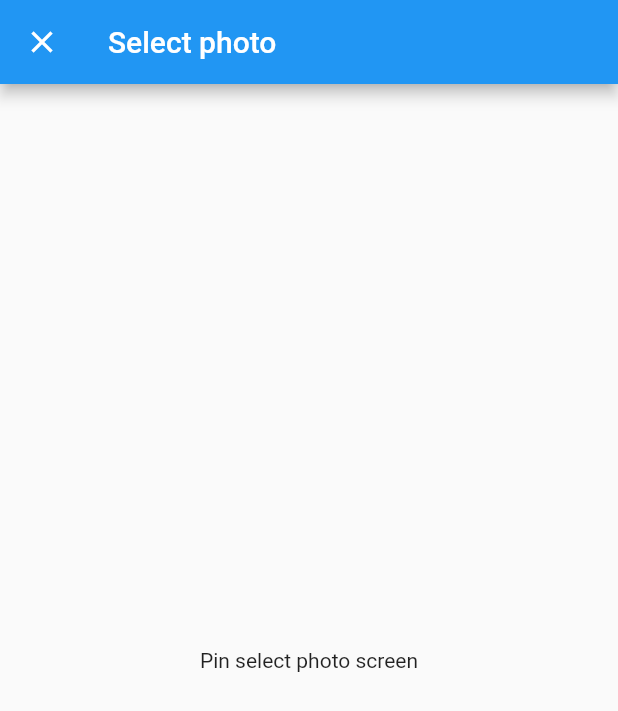
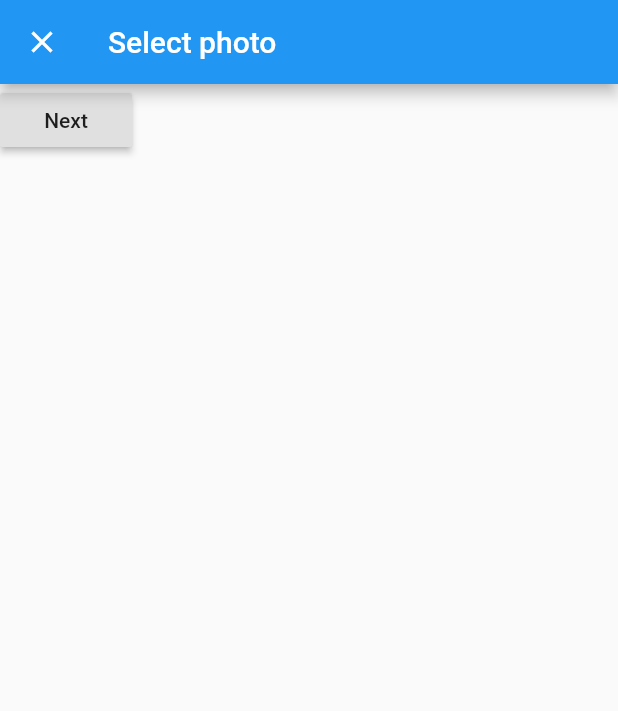
Before and after one commit to team-e-org/mobile, a Flutter app: the PinSelectPhotoScreen screen opened by its route, on a phone screen of 412 x 824 dp. Shown: the top 711 px of the screen. Run offline on Flutter 3.47's test engine with Material 2 defaults, Android fonts, the phone set to English and light mode, and no system bars; generated files the repository leaves out were written again.

Commit message:
Implement create pin navigation

```diff
--- a/lib/main.dart
+++ b/lib/main.dart
@@ -21,7 +21,7 @@ class MyApp extends StatelessWidget {
       onGenerateRoute: (RouteSettings settings) {
         switch (settings.name) {
           case '/':
-            return _pageRoute(RootScreen());
+            return _pageRoute(RootScreen(), name: '/');
           // Pin
           case '/pin/detail':
             return _pageRoute(PinDetailScreen());
@@ -38,7 +38,10 @@ class MyApp extends StatelessWidget {
           case '/new/board':
             return _pageRoute(NewBoardScreen());
           case '/new/pin/select-photo':
-            return _pageRoute(PinSelectPhotoScreen(), fullScreenDialog: true);
+            return _pageRoute(
+              PinSelectPhotoScreen(),
+              fullScreenDialog: true,
+            );
           case '/new/pin/edit':
             return _pageRoute(PinEditScreen());
           case '/new/pin/select-board':
@@ -50,8 +53,15 @@ class MyApp extends StatelessWidget {
     );
   }
 
-  MaterialPageRoute _pageRoute(Widget widget, {bool fullScreenDialog = false}) {
-    return MaterialPageRoute(
+  MaterialPageRoute _pageRoute(
+    Widget widget, {
+    bool fullScreenDialog = false,
+    String name,
+  }) {
+    return MaterialPageRoute<dynamic>(
+      settings: RouteSettings(
+        name: name,
+      ),
       builder: (context) => widget,
       fullscreenDialog: fullScreenDialog,
     );
--- a/lib/view/pin_select_photo_screen.dart
+++ b/lib/view/pin_select_photo_screen.dart
@@ -9,8 +9,11 @@ class PinSelectPhotoScreen extends StatelessWidget {
         title: Text('Select photo'),
       ),
       body: Container(
-        child: MockScreenCommon(
-          name: 'Pin select photo screen',
+        child: RaisedButton(
+          child: Text('Next'),
+          onPressed: () {
+            Navigator.pushNamed(context, '/new/pin/edit');
+          },
         ),
       ),
     );
```
Also changed, not shown: lib/view/pin_edit_screen.dart (+11 -3 lines), lib/view/select_board_screen.dart (+11 -3 lines).
